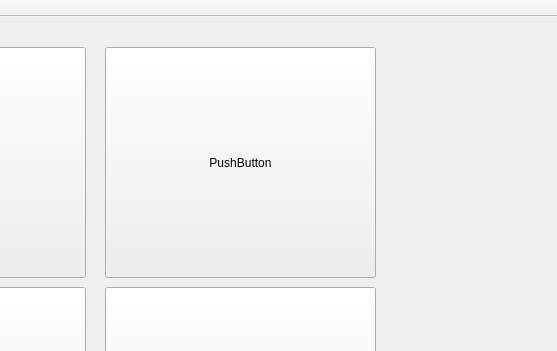
Qt form mainwindow.ui (cuatrocuatros/TFG) before a commit; both pictures show x 245 to 802 and y 0 to 351 of the 802 by 586 pixel window.
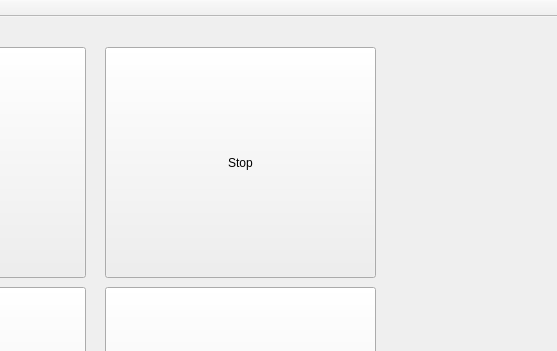
The same form after that commit.

Patch:
```diff
--- a/mainwindow.ui
+++ b/mainwindow.ui
@@ -50,7 +50,7 @@
      </rect>
     </property>
     <property name="text">
-     <string>PushButton</string>
+     <string>Stop</string>
     </property>
    </widget>
    <widget class="QPushButton" name="pushButton4">
```
Left out of the diff: 2 changed lines with no effect on the pictures.
